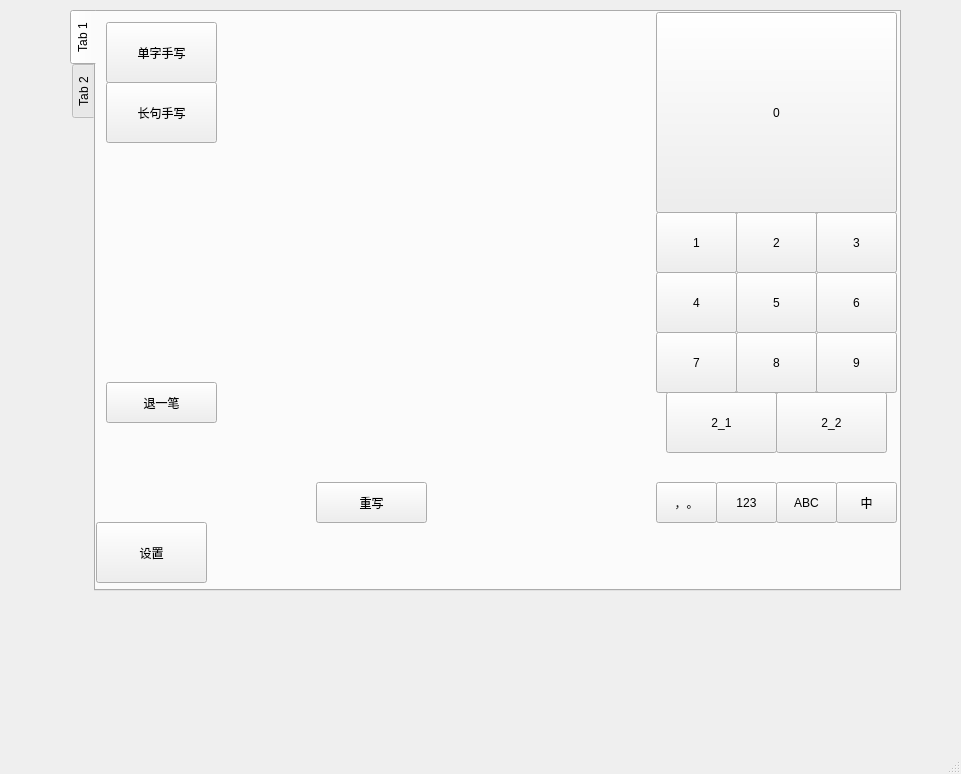
Qt form LessonCode/week08/homework/handwriting/kmainwindow.ui (icyyoung719/KDevelop-Training) before a commit.
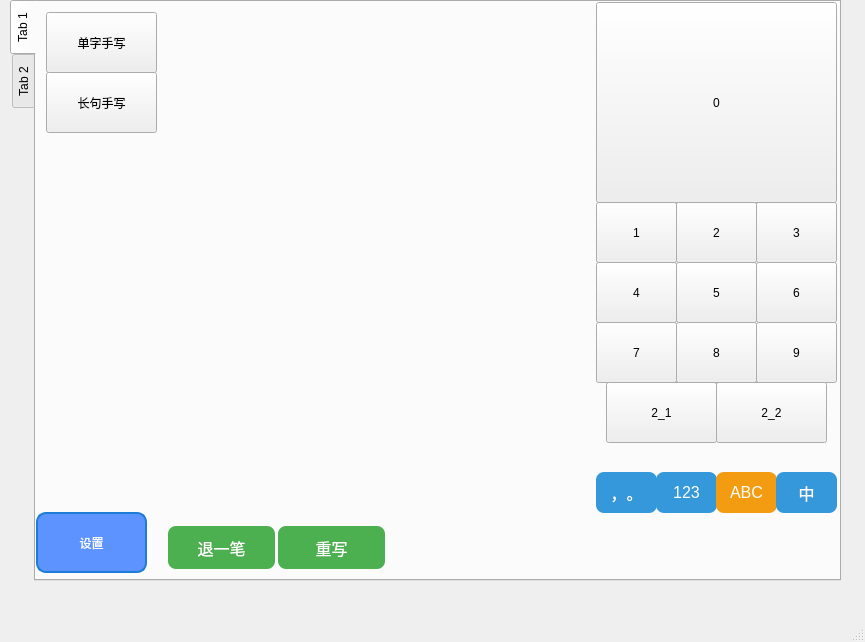
The same form after that commit. Custom widgets are drawn as their Qt base class.

What changed in the file:
```diff
--- a/LessonCode/week08/homework/handwriting/kmainwindow.ui
+++ b/LessonCode/week08/homework/handwriting/kmainwindow.ui
@@ -6,8 +6,8 @@
    <rect>
     <x>0</x>
     <y>0</y>
-    <width>961</width>
-    <height>774</height>
+    <width>865</width>
+    <height>642</height>
    </rect>
   </property>
   <property name="windowTitle">
@@ -17,8 +17,8 @@
    <widget class="QTabWidget" name="tabWidget">
     <property name="geometry">
      <rect>
-      <x>70</x>
-      <y>10</y>
+      <x>10</x>
+      <y>0</y>
       <width>831</width>
       <height>581</height>
      </rect>
@@ -73,12 +73,40 @@
      <widget class="QPushButton" name="pushButton_3">
       <property name="geometry">
        <rect>
-        <x>10</x>
-        <y>370</y>
+        <x>130</x>
+        <y>520</y>
         <width>111</width>
-        <height>41</height>
+        <height>51</height>
        </rect>
       </property>
+      <property name="styleSheet">
+       <string notr="true">QPushButton {
+    background-color: #4CAF50; /* 设置按钮背景颜色 */
+    border: none;               /* 移除边框 */
+    color: white;               /* 文本颜色 */
+    padding: 10px 24px;         /* 内边距 */
+    text-align: center;         /* 文本居中 */
+    text-decoration: none;      /* 移除下划线 */
+    font-size: 16px;            /* 字体大小 */
+    margin: 4px 2px;            /* 外边距 */
+    border-radius: 8px;         /* 圆角 */
+    transition-duration: 0.4s;  /* 过渡效果持续时间 */
+}
+
+QPushButton:hover {
+    background-color: white;    /* 鼠标悬停时背景颜色 */
+    color: black;               /* 鼠标悬停时文本颜色 */
+}
+
+QPushButton:pressed {
+    background-color: #3e8e41;  /* 按下时背景颜色 */
+}
+
+QPushButton:disabled {
+    background-color: gray;     /* 禁用时背景颜色 */
+    color: #aaaaaa;            /* 禁用时文本颜色 */
+}</string>
+      </property>
       <property name="text">
        <string>退一笔</string>
       </property>
@@ -105,6 +133,34 @@
         <height>41</height>
        </rect>
       </property>
+      <property name="styleSheet">
+       <string notr="true">QPushButton {
+    background-color: #3498db; /* 蓝色 */
+    border: none;               /* 移除边框 */
+    color: white;               /* 文本颜色 */
+    text-decoration: none;      /* 移除下划线 */
+    font-size: 16px;            /* 字体大小 */
+    border-radius: 8px;         /* 圆角 */
+    transition-duration: 0.4s;  /* 过渡效果持续时间 */
+}
+QPushButton:hover {
+    background-color: #2980b9;  /* 深蓝色 */
+    color: white;               /* 悬停时文本颜色 */
+}
+QPushButton:pressed {
+    background-color: #1f618d;  /* 更深的蓝色 */
+    color: white;               /* 按下时文本颜色 */
+}
+QPushButton:disabled {
+    background-color: #f39c12;  /* 橙色 */
+    color: white;               /* 禁用时文本颜色 */
+    font-size: 16px;            /* 字体大小 */
+    border: none;               /* 移除边框 */
+    text-decoration: none;      /* 移除下划线 */
+    border-radius: 8px;         /* 圆角 */
+    transition-duration: 0.4s;  /* 过渡效果持续时间 */
+}</string>
+      </property>
       <property name="text">
        <string>，。</string>
       </property>
@@ -157,6 +213,36 @@
         <height>41</height>
        </rect>
       </property>
+      <property name="styleSheet">
+       <string notr="true">QPushButton {
+    background-color: #3498db; /* 蓝色 */
+    border: none;               /* 移除边框 */
+    color: white;               /* 文本颜色 */
+    text-decoration: none;      /* 移除下划线 */
+    font-size: 16px;            /* 字体大小 */
+    border-radius: 8px;         /* 圆角 */
+    transition-duration: 0.4s;  /* 过渡效果持续时间 */
+}
+QPushButton:hover {
+    background-color: #2980b9;  /* 深蓝色 */
+    color: white;               /* 悬停时文本颜色 */
+}
+QPushButton:pressed {
+    background-color: #1f618d;  /* 更深的蓝色 */
+    color: white;               /* 按下时文本颜色 */
+}
+QPushButton:disabled {
+    background-color: #f39c12;  /* 橙色 */
+    color: white;               /* 禁用时文本颜色 */
+    font-size: 16px;            /* 字体大小 */
+    border: none;               /* 移除边框 */
+    text-align: center;         /* 文本居中 */
+    text-decoration: none;      /* 移除下划线 */
+    margin: 4px 2px;            /* 外边距 */
+    border-radius: 8px;         /* 圆角 */
+    transition-duration: 0.4s;  /* 过渡效果持续时间 */
+}</string>
+      </property>
       <property name="text">
        <string>123</string>
       </property>
@@ -183,6 +269,17 @@
         <height>41</height>
        </rect>
       </property>
+      <property name="styleSheet">
+       <string notr="true">QPushButton {
+    background-color: #f39c12;  /* 橙色 */
+    color: white;               /* 禁用时文本颜色 */
+    font-size: 16px;            /* 字体大小 */
+    border: none;               /* 移除边框 */
+    text-decoration: none;      /* 移除下划线 */
+    border-radius: 8px;         /* 圆角 */
+    transition-duration: 0.4s;  /* 过渡效果持续时间 */
+}</string>
+      </property>
       <property name="text">
        <string>ABC</string>
       </property>
@@ -193,22 +290,9 @@
         <x>120</x>
         <y>0</y>
         <width>441</width>
-        <height>531</height>
+        <height>521</height>
        </rect>
       </property>
-      <widget class="QPushButton" name="pushButton_4">
-       <property name="geometry">
-        <rect>
-         <x>100</x>
-         <y>470</y>
-         <width>111</width>
-         <height>41</height>
-        </rect>
-       </property>
-       <property name="text">
-        <string>重写</string>
-       </property>
-      </widget>
      </widget>
      <widget class="QPushButton" name="pushButton_9">
       <property name="geometry">
@@ -284,6 +368,36 @@
         <height>41</height>
        </rect>
       </property>
+      <property name="styleSheet">
+       <string notr="true">QPushButton {
+    background-color: #3498db; /* 蓝色 */
+    border: none;               /* 移除边框 */
+    color: white;               /* 文本颜色 */
+    text-decoration: none;      /* 移除下划线 */
+    font-size: 16px;            /* 字体大小 */
+    border-radius: 8px;         /* 圆角 */
+    transition-duration: 0.4s;  /* 过渡效果持续时间 */
+}
+QPushButton:hover {
+    background-color: #2980b9;  /* 深蓝色 */
+    color: white;               /* 悬停时文本颜色 */
+}
+QPushButton:pressed {
+    background-color: #1f618d;  /* 更深的蓝色 */
+    color: white;               /* 按下时文本颜色 */
+}
+QPushButton:disabled {
+    background-color: #f39c12;  /* 橙色 */
+    color: white;               /* 禁用时文本颜色 */
+    font-size: 16px;            /* 字体大小 */
+    border: none;               /* 移除边框 */
+    text-align: center;         /* 文本居中 */
+    text-decoration: none;      /* 移除下划线 */
+    margin: 4px 2px;            /* 外边距 */
+    border-radius: 8px;         /* 圆角 */
+    transition-duration: 0.4s;  /* 过渡效果持续时间 */
+}</string>
+      </property>
       <property name="text">
        <string>中</string>
       </property>
@@ -336,10 +450,75 @@
         <height>61</height>
        </rect>
       </property>
+      <property name="styleSheet">
+       <string notr="true">QPushButton {
+    color: white;
+    background-color: #5c93fe;
+    border: 2px solid #1c7cd6;
+    border-radius: 10px;
+    padding: 5px;
+}
+
+QPushButton:hover {
+    background-color: #1c7cd6;
+}
+
+QPushButton:pressed {
+    background-color: #555555;
+}
+QPushButton:disabled {
+    background-color: #cccccc; /* 禁用状态的背景色 */
+    border-color: #aaaaaa; /* 禁用状态的边框颜色 */
+    color: #666666; /* 禁用状态的文字颜色 */
+}
+
+</string>
+      </property>
       <property name="text">
        <string>设置</string>
       </property>
      </widget>
+     <widget class="QPushButton" name="clearStrokesButton">
+      <property name="geometry">
+       <rect>
+        <x>240</x>
+        <y>520</y>
+        <width>111</width>
+        <height>51</height>
+       </rect>
+      </property>
+      <property name="styleSheet">
+       <string notr="true">QPushButton {
+    background-color: #4CAF50; /* 设置按钮背景颜色 */
+    border: none;               /* 移除边框 */
+    color: white;               /* 文本颜色 */
+    padding: 10px 24px;         /* 内边距 */
+    text-align: center;         /* 文本居中 */
+    text-decoration: none;      /* 移除下划线 */
+    font-size: 16px;            /* 字体大小 */
+    margin: 4px 2px;            /* 外边距 */
+    border-radius: 8px;         /* 圆角 */
+    transition-duration: 0.4s;  /* 过渡效果持续时间 */
+}
+
+QPushButton:hover {
+    background-color: white;    /* 鼠标悬停时背景颜色 */
+    color: black;               /* 鼠标悬停时文本颜色 */
+}
+
+QPushButton:pressed {
+    background-color: #3e8e41;  /* 按下时背景颜色 */
+}
+
+QPushButton:disabled {
+    background-color: gray;     /* 禁用时背景颜色 */
+    color: #aaaaaa;            /* 禁用时文本颜色 */
+}</string>
+      </property>
+      <property name="text">
+       <string>重写</string>
+      </property>
+     </widget>
     </widget>
     <widget class="QWidget" name="tab_4">
      <attribute name="title">
```
Left out of the diff: 103 changed lines with no effect on the pictures.
